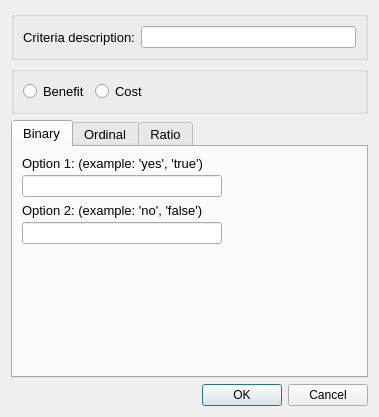
Ecotrust/delphos, file src/gui/add_criteria.ui: the form before one commit.
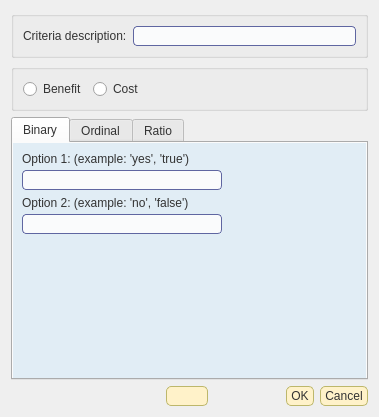
The form after the commit. Icons and pictures are not drawn. Custom widgets are drawn as their Qt base class.

```diff
--- a/src/gui/add_criteria.ui
+++ b/src/gui/add_criteria.ui
@@ -14,13 +14,152 @@
   </property>
   <property name="font" >
    <font>
-    <family>Arial</family>
-    <pointsize>9</pointsize>
+    <family>arial</family>
    </font>
   </property>
   <property name="windowTitle" >
    <string>Add Criteria</string>
   </property>
+  <property name="styleSheet" >
+   <string notr="true" >.QWidget {
+   background-color: #E1EDF5;
+}
+
+/*Non-main window popup widgets
+QWidget {
+     background-color: #f0f0f5;
+}
+*/
+
+
+	
+QWidget {
+    font-family: arial;
+    color: #333333;	
+}
+
+
+QHeaderView::section {
+    padding-left: 2px;
+    padding-right: 4px;
+    background-color: #FFF7DB;
+    border-width: 1px;
+    border-color: darkkhaki;
+    border-style: solid;
+}
+
+QHeaderView::section:hover {
+   background-color: #FFDF94;
+}
+
+/* Increase the padding, so the text is shifted when the button is
+   pressed. */
+QHeaderView::section:pressed {
+    padding-left: 4px;
+    padding-top: 4px;
+    background-color: #E6A84C;
+}
+
+QMainWindow {
+    background-color: gainsboro;
+    background-position: top right;
+    background-repeat: no-repeat
+}
+
+
+/* Nice Windows-XP-style password character. */
+QLineEdit[echoMode="2"] {
+    lineedit-password-character: 9679;
+}
+
+/* We provide a min-width and min-height for push buttons
+   so that they look elegant regardless of the width of the text. */
+QPushButton {
+    background-color: #FFF2C9;
+    border-width: 1px;
+    border-color: darkkhaki;
+    border-style: solid;
+    border-radius: 5;
+    padding: 2px;
+    padding-left: 4px;
+    padding-right: 4px;
+    min-width: 9ex;
+    min-height: 2.5ex;
+}
+
+QPushButton:hover {
+   background-color: #FFDF94;
+}
+
+/* Increase the padding, so the text is shifted when the button is
+   pressed. */
+QPushButton:pressed {
+    padding-left: 4px;
+    padding-top: 4px;
+    background-color: #E6A84C;
+}
+
+QLabel, QAbstractButton {
+    font: normal;
+}
+
+/* Mark mandatory fields with a brownish color. */
+.mandatory {
+    color: brown;
+}
+
+/* Bold text on status bar looks awful. */
+QStatusBar QLabel {
+   font: normal;
+}
+
+QStatusBar::item {
+    border-width: 1;
+    border-color: darkkhaki;
+    border-style: solid;
+    border-radius: 2;
+}
+
+QComboBox, QLineEdit, QSpinBox, QTextEdit, QListView {
+    background-color: #fafbfc;
+    selection-color: #0a214c;
+    selection-background-color: #FFF2C9;
+}
+
+/* We reserve 1 pixel space in padding. When we get the focus,
+   we kill the padding and enlarge the border. This makes the items
+   glow. */
+QLineEdit {
+    border-width: 1px;
+    padding: 1px;
+    border-style: solid;
+    border-color: #5f66a1;
+    border-radius: 4px;
+}
+
+/* As mentioned above, eliminate the padding and increase the border. */
+QLineEdit:focus, QFrame:focus {
+    border-width: 2px;
+    padding: 0px;
+}
+
+/* Nice to have the background color change when hovered. */
+QRadioButton:hover, QCheckBox:hover {
+    background-color: #FFDF94;
+}
+
+/* Force the dialog's buttons to follow the Windows guidelines. */
+QDialogButtonBox {
+    button-layout: 0;
+}
+
+QToolTip {
+    padding: 5px;
+    border-radius: 3px;
+    opacity: 200;
+}
+</string>
+  </property>
   <layout class="QVBoxLayout" >
    <item>
     <widget class="QGroupBox" name="groupBox_2" >
@@ -34,8 +173,10 @@
          <widget class="QLabel" name="label" >
           <property name="font" >
            <font>
-            <family>Arial</family>
-            <pointsize>10</pointsize>
+            <family>arial</family>
+            <weight>50</weight>
+            <italic>false</italic>
+            <bold>false</bold>
            </font>
           </property>
           <property name="text" >
@@ -47,7 +188,7 @@
          <widget class="QLineEdit" name="criteria_description_edit" >
           <property name="font" >
            <font>
-            <pointsize>9</pointsize>
+            <family>arial</family>
            </font>
           </property>
          </widget>
@@ -69,8 +210,10 @@
          <widget class="QRadioButton" name="benefit_button" >
           <property name="font" >
            <font>
-            <family>Arial</family>
-            <pointsize>10</pointsize>
+            <family>arial</family>
+            <weight>50</weight>
+            <italic>false</italic>
+            <bold>false</bold>
            </font>
           </property>
           <property name="text" >
@@ -82,8 +225,10 @@
          <widget class="QRadioButton" name="cost_button" >
           <property name="font" >
            <font>
-            <family>Arial</family>
-            <pointsize>10</pointsize>
+            <family>arial</family>
+            <weight>50</weight>
+            <italic>false</italic>
+            <bold>false</bold>
            </font>
           </property>
           <property name="text" >
@@ -113,14 +258,21 @@
     <widget class="QTabWidget" name="criteria_type_tab" >
      <property name="font" >
       <font>
-       <family>Arial</family>
-       <pointsize>10</pointsize>
+       <family>arial</family>
       </font>
      </property>
      <property name="currentIndex" >
       <number>0</number>
      </property>
      <widget class="QWidget" name="tab" >
+      <property name="geometry" >
+       <rect>
+        <x>0</x>
+        <y>0</y>
+        <width>355</width>
+        <height>240</height>
+       </rect>
+      </property>
       <attribute name="title" >
        <string>Binary</string>
       </attribute>
@@ -134,8 +286,10 @@
           <widget class="QLabel" name="label_2" >
            <property name="font" >
             <font>
-             <family>Arial</family>
-             <pointsize>10</pointsize>
+             <family>arial</family>
+             <weight>50</weight>
+             <italic>false</italic>
+             <bold>false</bold>
             </font>
            </property>
            <property name="text" >
@@ -153,7 +307,7 @@
            </property>
            <property name="font" >
             <font>
-             <pointsize>9</pointsize>
+             <family>arial</family>
             </font>
            </property>
            <property name="text" >
@@ -172,8 +326,10 @@
           <widget class="QLabel" name="label_3" >
            <property name="font" >
             <font>
-             <family>Arial</family>
-             <pointsize>10</pointsize>
+             <family>arial</family>
+             <weight>50</weight>
+             <italic>false</italic>
+             <bold>false</bold>
             </font>
            </property>
            <property name="text" >
@@ -191,7 +347,7 @@
            </property>
            <property name="font" >
             <font>
-             <pointsize>9</pointsize>
+             <family>arial</family>
             </font>
            </property>
           </widget>
@@ -420,14 +576,14 @@
       <widget class="QDialogButtonBox" name="add_criteria_box" >
        <property name="font" >
         <font>
-         <pointsize>9</pointsize>
+         <family>arial</family>
         </font>
        </property>
        <property name="orientation" >
         <enum>Qt::Horizontal</enum>
        </property>
        <property name="standardButtons" >
-        <set>QDialogButtonBox::Cancel|QDialogButtonBox::NoButton|QDialogButtonBox::Ok</set>
+        <set>QDialogButtonBox::Cancel|QDialogButtonBox::Ok</set>
        </property>
       </widget>
      </item>
```
Left out of the diff: 48 changed lines with no effect on the pictures.
